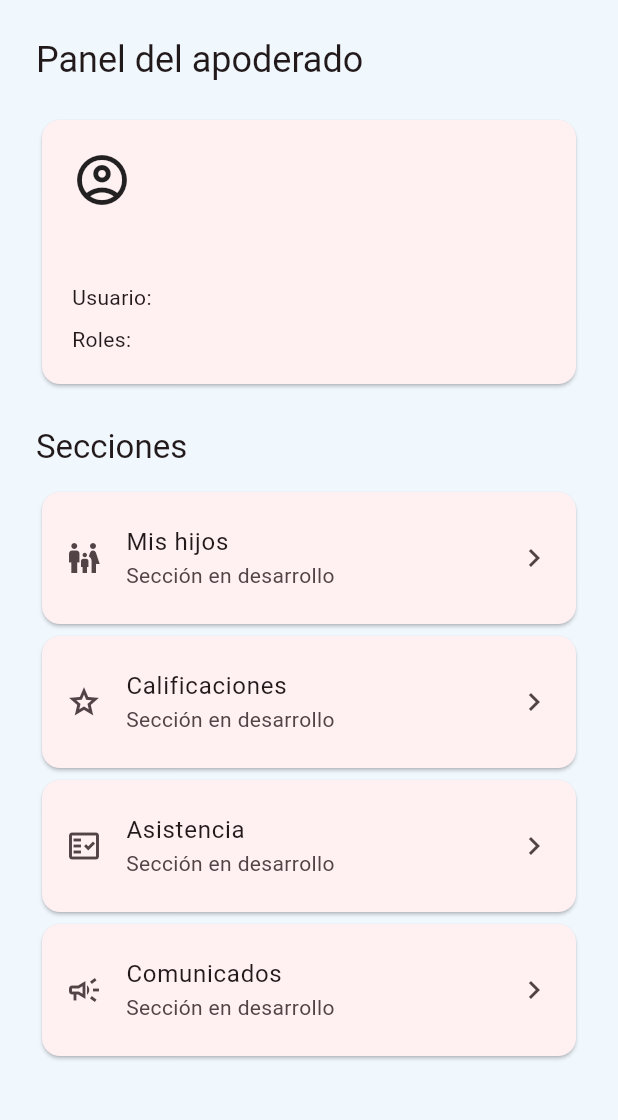
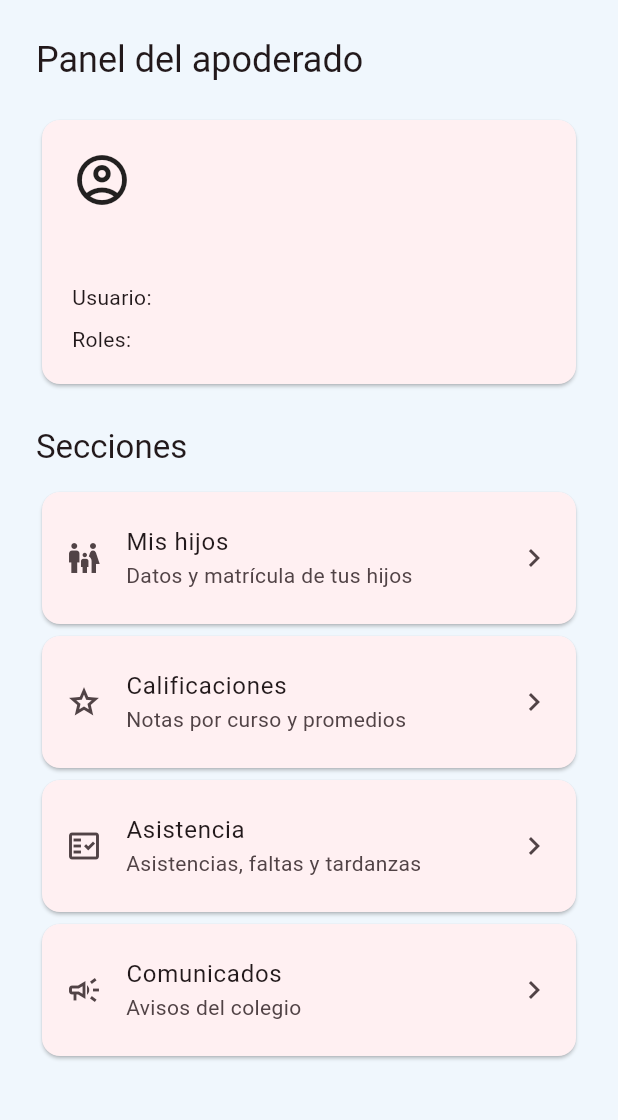
Before and after one commit to jhon10-A/aplicativo_institucional, a Flutter app: the GuardianPanel screen opened directly with empty values, on a phone screen of 412 x 824 dp, the part 84-1204 px from its top. Run offline on Flutter 3.47's test engine with Material 3 defaults, Android fonts, the light colour scheme and no system bars.

Commit message:
Conecta todas las secciones al panel del apoderado

```diff
--- a/frontend/lib/features/guardian/guardian_section.dart
+++ b/frontend/lib/features/guardian/guardian_section.dart
@@ -1,14 +1,23 @@
 import 'package:flutter/material.dart';
 
-/// Estructura de navegación del apoderado: sin datos académicos ni peticiones al backend.
+/// Secciones de navegación del panel del apoderado.
 enum GuardianSection {
-  inicio('Inicio', Icons.home_outlined),
-  hijos('Mis hijos', Icons.family_restroom),
-  calificaciones('Calificaciones', Icons.grade_outlined),
-  asistencia('Asistencia', Icons.fact_check_outlined),
-  comunicados('Comunicados', Icons.campaign_outlined);
+  inicio('Inicio', Icons.home_outlined, 'Resumen del panel'),
+  hijos('Mis hijos', Icons.family_restroom, 'Datos y matrícula de tus hijos'),
+  calificaciones(
+    'Calificaciones',
+    Icons.grade_outlined,
+    'Notas por curso y promedios',
+  ),
+  asistencia(
+    'Asistencia',
+    Icons.fact_check_outlined,
+    'Asistencias, faltas y tardanzas',
+  ),
+  comunicados('Comunicados', Icons.campaign_outlined, 'Avisos del colegio');
 
-  const GuardianSection(this.label, this.icon);
+  const GuardianSection(this.label, this.icon, this.description);
   final String label;
   final IconData icon;
+  final String description;
 }
--- a/frontend/lib/features/guardian/screens/guardian_panel.dart
+++ b/frontend/lib/features/guardian/screens/guardian_panel.dart
@@ -3,9 +3,9 @@ import 'package:flutter/material.dart';
 import '../../../auth.dart';
 import '../guardian_api.dart';
 import '../guardian_section.dart';
-import '../widgets/guardian_development_section.dart';
 import '../widgets/guardian_home.dart';
 import '../widgets/guardian_navigation.dart';
+import 'guardian_announcements_screen.dart';
 import 'guardian_attendance_screen.dart';
 import 'guardian_children_screen.dart';
 import 'guardian_grades_screen.dart';
@@ -43,6 +43,17 @@ class _GuardianPanelState extends State<GuardianPanel> {
   }
 
   void _select(GuardianSection section) => setState(() => _section = section);
+
+  Widget _body() => switch (_section) {
+    GuardianSection.inicio => GuardianHome(
+      session: widget.session,
+      onSelect: _select,
+    ),
+    GuardianSection.hijos => GuardianChildrenScreen(api: _api),
+    GuardianSection.calificaciones => GuardianGradesScreen(api: _api),
+    GuardianSection.asistencia => GuardianAttendanceScreen(api: _api),
+    GuardianSection.comunicados => GuardianAnnouncementsScreen(api: _api),
+  };
 
   @override
   Widget build(BuildContext context) => LayoutBuilder(
@@ -115,20 +126,7 @@ class _GuardianPanelState extends State<GuardianPanel> {
                   ),
                   const VerticalDivider(width: 1),
                 ],
-                Expanded(
-                  child: _section == GuardianSection.inicio
-                      ? GuardianHome(session: widget.session, onSelect: _select)
-                      : _section == GuardianSection.hijos
-                      ? GuardianChildrenScreen(api: _api)
-                      : _section == GuardianSection.calificaciones
-                      ? GuardianGradesScreen(api: _api)
-                      : _section == GuardianSection.asistencia
-                      ? GuardianAttendanceScreen(api: _api)
-                      : GuardianDevelopmentSection(
-                          section: _section,
-                          onHome: () => _select(GuardianSection.inicio),
-                        ),
-                ),
+                Expanded(child: _body()),
               ],
             ),
           ),
--- a/frontend/lib/features/guardian/widgets/guardian_home.dart
+++ b/frontend/lib/features/guardian/widgets/guardian_home.dart
@@ -58,7 +58,7 @@ class GuardianHome extends StatelessWidget {
                   ),
                   leading: Icon(section.icon),
                   title: Text(section.label),
-                  subtitle: const Text('Sección en desarrollo'),
+                  subtitle: Text(section.description),
                   trailing: const Icon(Icons.chevron_right),
                   onTap: () => onSelect(section),
                 ),
```
Also changed, not shown: 1 other file.
